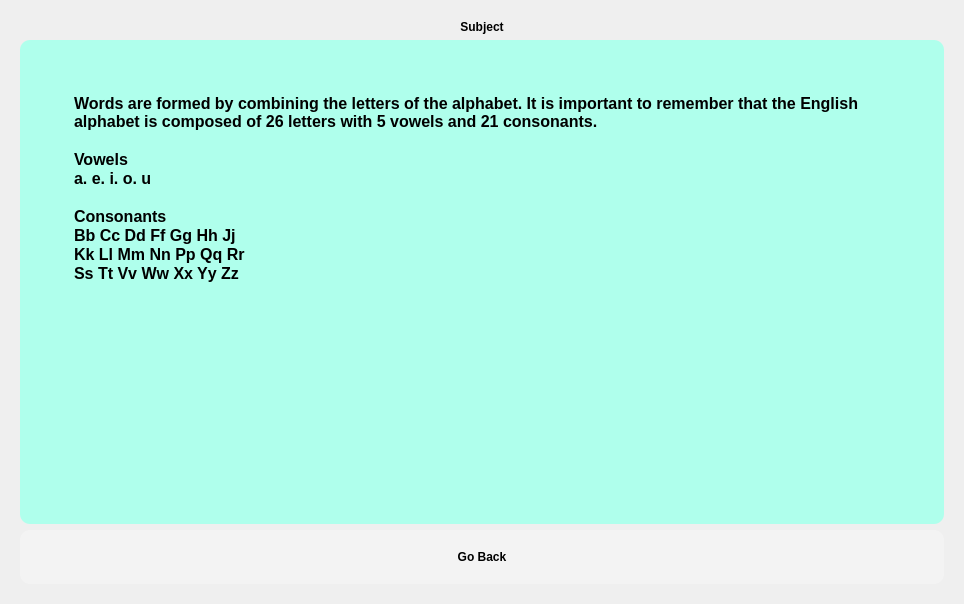
jshperalta/ai-englishTutor, file screens/subject.ui: the form before one commit.
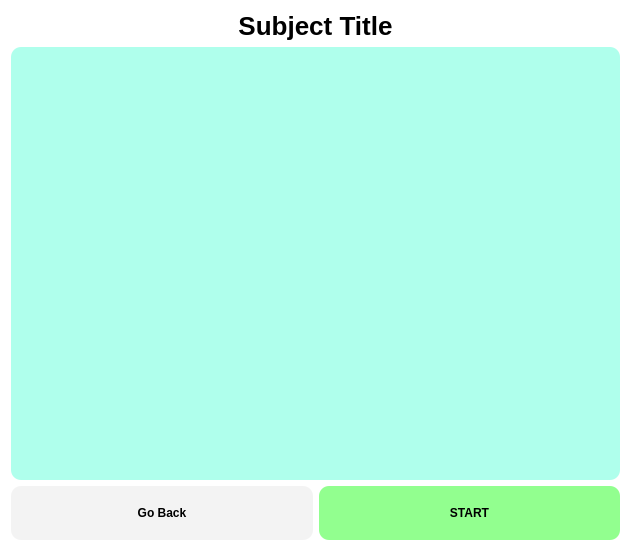
The form after the commit.

Commit message: Changes to be committed: 	modified:   Qthreading.py 	modified:   arduinoServo.py 	modified:   arduinoServo/arduinoServo.ino 	modified:   assets/script.txt 	modified:   main.py 	modified:   screens/Quizzes.ui 	modified:   screens/subject.ui 	modified:   screens/topics.ui 	modified:   screens/welcome.ui

Patch:
```diff
--- a/screens/subject.ui
+++ b/screens/subject.ui
@@ -1,38 +1,37 @@
 <?xml version="1.0" encoding="UTF-8"?>
 <ui version="4.0">
- <class>subject</class>
- <widget class="QDialog" name="subject">
+ <class>Subject</class>
+ <widget class="QWidget" name="Subject">
   <property name="geometry">
    <rect>
     <x>0</x>
     <y>0</y>
-    <width>964</width>
-    <height>604</height>
+    <width>631</width>
+    <height>551</height>
    </rect>
   </property>
   <property name="windowTitle">
-   <string>Lesson</string>
+   <string>Subject</string>
+  </property>
+  <property name="styleSheet">
+   <string notr="true">background-color: #fff;</string>
   </property>
   <layout class="QGridLayout" name="gridLayout">
-   <property name="leftMargin">
-    <number>20</number>
-   </property>
-   <property name="topMargin">
-    <number>20</number>
-   </property>
-   <property name="rightMargin">
-    <number>20</number>
-   </property>
-   <property name="bottomMargin">
-    <number>20</number>
-   </property>
-   <item row="0" column="0">
+   <item row="0" column="0" colspan="2">
     <widget class="QLabel" name="subject_Title">
+     <property name="font">
+      <font>
+       <pointsize>-1</pointsize>
+       <weight>99</weight>
+       <bold>true</bold>
+      </font>
+     </property>
      <property name="styleSheet">
-      <string notr="true">font-weight: 900;</string>
+      <string notr="true">font-weight: 900;
+font-size: 26px;</string>
      </property>
      <property name="text">
-      <string>Subject</string>
+      <string>Subject Title</string>
      </property>
      <property name="scaledContents">
       <bool>true</bool>
@@ -42,13 +41,27 @@
      </property>
     </widget>
    </item>
-   <item row="1" column="0">
+   <item row="1" column="0" colspan="2">
     <widget class="QTextEdit" name="subtitle_2">
+     <property name="font">
+      <font>
+       <family>Gilroy</family>
+       <pointsize>16</pointsize>
+       <weight>50</weight>
+       <bold>false</bold>
+      </font>
+     </property>
+     <property name="cursor" stdset="0">
+      <cursorShape>ArrowCursor</cursorShape>
+     </property>
+     <property name="mouseTracking">
+      <bool>false</bool>
+     </property>
      <property name="styleSheet">
       <string notr="true">background-color: #AFFFEC;
 	color: black; 
 	font-family: 'Gilroy';
-	font-weight: 600;
+	font-weight: 400;
 	border-radius: 10px;
 	padding: 50px;
 	text-align: center;</string>
@@ -57,24 +70,14 @@
       <enum>QAbstractScrollArea::AdjustIgnored</enum>
      </property>
      <property name="readOnly">
-      <bool>true</bool>
+      <bool>false</bool>
      </property>
      <property name="html">
       <string>&lt;!DOCTYPE HTML PUBLIC &quot;-//W3C//DTD HTML 4.0//EN&quot; &quot;http://www.w3.org/TR/REC-html40/strict.dtd&quot;&gt;
 &lt;html&gt;&lt;head&gt;&lt;meta name=&quot;qrichtext&quot; content=&quot;1&quot; /&gt;&lt;style type=&quot;text/css&quot;&gt;
 p, li { white-space: pre-wrap; }
-&lt;/style&gt;&lt;/head&gt;&lt;body style=&quot; font-family:'Gilroy'; font-size:12pt; font-weight:600; font-style:normal;&quot;&gt;
-&lt;p style=&quot; margin-top:0px; margin-bottom:0px; margin-left:0px; margin-right:0px; -qt-block-indent:0; text-indent:0px;&quot;&gt;Words are formed by combining the letters of the alphabet. It is important to remember that the English alphabet is composed of 26 letters with 5 vowels and 21 consonants.&lt;/p&gt;
-&lt;p style=&quot;-qt-paragraph-type:empty; margin-top:0px; margin-bottom:0px; margin-left:0px; margin-right:0px; -qt-block-indent:0; text-indent:0px;&quot;&gt;&lt;br /&gt;&lt;/p&gt;
-&lt;p style=&quot; margin-top:0px; margin-bottom:0px; margin-left:0px; margin-right:0px; -qt-block-indent:0; text-indent:0px;&quot;&gt;Vowels&lt;/p&gt;
-&lt;p style=&quot; margin-top:0px; margin-bottom:0px; margin-left:0px; margin-right:0px; -qt-block-indent:0; text-indent:0px;&quot;&gt;a. e. i. o. u&lt;/p&gt;
-&lt;p style=&quot;-qt-paragraph-type:empty; margin-top:0px; margin-bottom:0px; margin-left:0px; margin-right:0px; -qt-block-indent:0; text-indent:0px;&quot;&gt;&lt;br /&gt;&lt;/p&gt;
-&lt;p style=&quot; margin-top:0px; margin-bottom:0px; margin-left:0px; margin-right:0px; -qt-block-indent:0; text-indent:0px;&quot;&gt;Consonants&lt;/p&gt;
-&lt;p style=&quot; margin-top:0px; margin-bottom:0px; margin-left:0px; margin-right:0px; -qt-block-indent:0; text-indent:0px;&quot;&gt;Bb Cc Dd Ff Gg Hh Jj&lt;/p&gt;
-&lt;p style=&quot; margin-top:0px; margin-bottom:0px; margin-left:0px; margin-right:0px; -qt-block-indent:0; text-indent:0px;&quot;&gt;Kk Ll Mm Nn Pp Qq Rr&lt;/p&gt;
-&lt;p style=&quot; margin-top:0px; margin-bottom:0px; margin-left:0px; margin-right:0px; -qt-block-indent:0; text-indent:0px;&quot;&gt;Ss Tt Vv Ww Xx Yy Zz&lt;/p&gt;
-&lt;p style=&quot;-qt-paragraph-type:empty; margin-top:0px; margin-bottom:0px; margin-left:0px; margin-right:0px; -qt-block-indent:0; text-indent:0px;&quot;&gt;&lt;br /&gt;&lt;/p&gt;
-&lt;p style=&quot;-qt-paragraph-type:empty; margin-top:0px; margin-bottom:0px; margin-left:0px; margin-right:0px; -qt-block-indent:0; text-indent:0px;&quot;&gt;&lt;br /&gt;&lt;/p&gt;&lt;/body&gt;&lt;/html&gt;</string>
+&lt;/style&gt;&lt;/head&gt;&lt;body style=&quot; font-family:'Gilroy'; font-size:16pt; font-weight:400; font-style:normal;&quot;&gt;
+&lt;p align=&quot;center&quot; style=&quot;-qt-paragraph-type:empty; margin-top:0px; margin-bottom:0px; margin-left:0px; margin-right:0px; -qt-block-indent:0; text-indent:0px;&quot;&gt;&lt;br /&gt;&lt;/p&gt;&lt;/body&gt;&lt;/html&gt;</string>
      </property>
     </widget>
    </item>
@@ -96,6 +99,25 @@
      </property>
     </widget>
    </item>
+   <item row="2" column="1">
+    <widget class="QPushButton" name="btnStart">
+     <property name="cursor">
+      <cursorShape>PointingHandCursor</cursorShape>
+     </property>
+     <property name="styleSheet">
+      <string notr="true">background-color: #92ff8f;
+	color: black; 
+	font-family: 'Gilroy';
+	font-weight: 600;
+	border-radius: 10px;
+	padding: 20px;
+</string>
+     </property>
+     <property name="text">
+      <string>START</string>
+     </property>
+    </widget>
+   </item>
   </layout>
  </widget>
  <resources/>
```
The commit also changes 8 other files.
